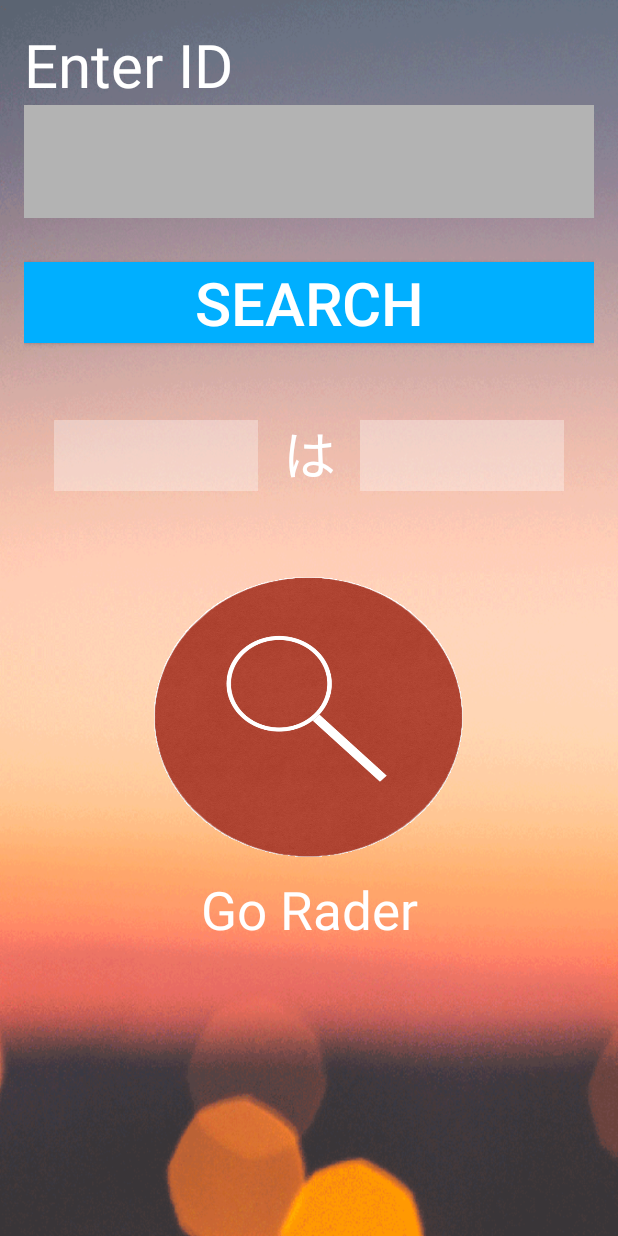
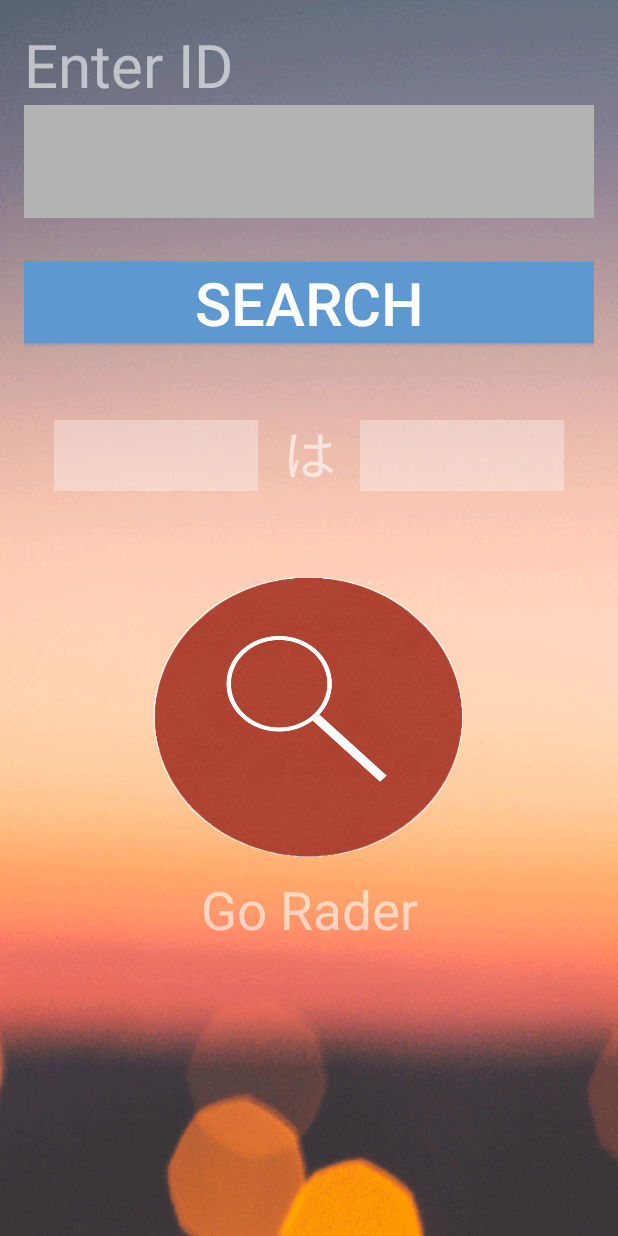
Before and after one commit to kunokuno/SyuGo, an Android app: the LookActivity screen opened directly, with no data from a screen before it, on a phone screen of 412 x 824 dp. Run offline under Robolectric (Android 15) with nearby library versions, the phone set to English and light mode, and no system bars; Roboto replaces fonts that are not available here.

Commit message:
change the button and text color

```diff
--- a/Syugo/app/src/main/res/layout/activity_look.xml
+++ b/Syugo/app/src/main/res/layout/activity_look.xml
@@ -23,7 +23,7 @@
             android:textSize="40dp"
             android:layout_width="match_parent"
             android:layout_height="wrap_content"
-            android:textColor="@color/colorWhite"
+            android:textColor="#96ffffff"
             android:gravity="left"
             android:id="@+id/text1"/>
 
@@ -52,7 +52,7 @@
             android:textColor="@color/colorWhite"
             android:layout_gravity="center_horizontal"
             android:gravity="center_vertical|center_horizontal"
-            android:background="#00AFFF"
+            android:background="#5D98D1"
             android:paddingLeft="40dp"
             android:paddingRight="40dp" />
 
@@ -83,7 +83,7 @@
             <TextView
                 android:text="は"
                 android:textSize="35dp"
-                android:textColor="@color/colorWhite"
+                android:textColor="#96ffffff"
                 android:layout_width="match_parent"
                 android:layout_height="wrap_content"
                 android:id="@+id/word"
@@ -122,7 +122,7 @@
         <TextView
             android:text="Go Rader"
             android:textSize="35dp"
-            android:textColor="@color/colorWhite"
+            android:textColor="#96ffffff"
             android:layout_width="match_parent"
             android:layout_height="wrap_content"
             android:id="@+id/textView3"
--- a/Syugo/app/src/main/res/layout/activity_reg.xml
+++ b/Syugo/app/src/main/res/layout/activity_reg.xml
@@ -65,7 +65,7 @@
             android:textSize="25dp"
             android:layout_gravity="center_horizontal"
             android:gravity="center_vertical|center_horizontal"
-            android:background="#00AFFF"
+            android:background="#5D98D1"
             android:layout_weight="2"
             android:layout_marginLeft="30dp"
             android:layout_marginRight="30dp"
```
